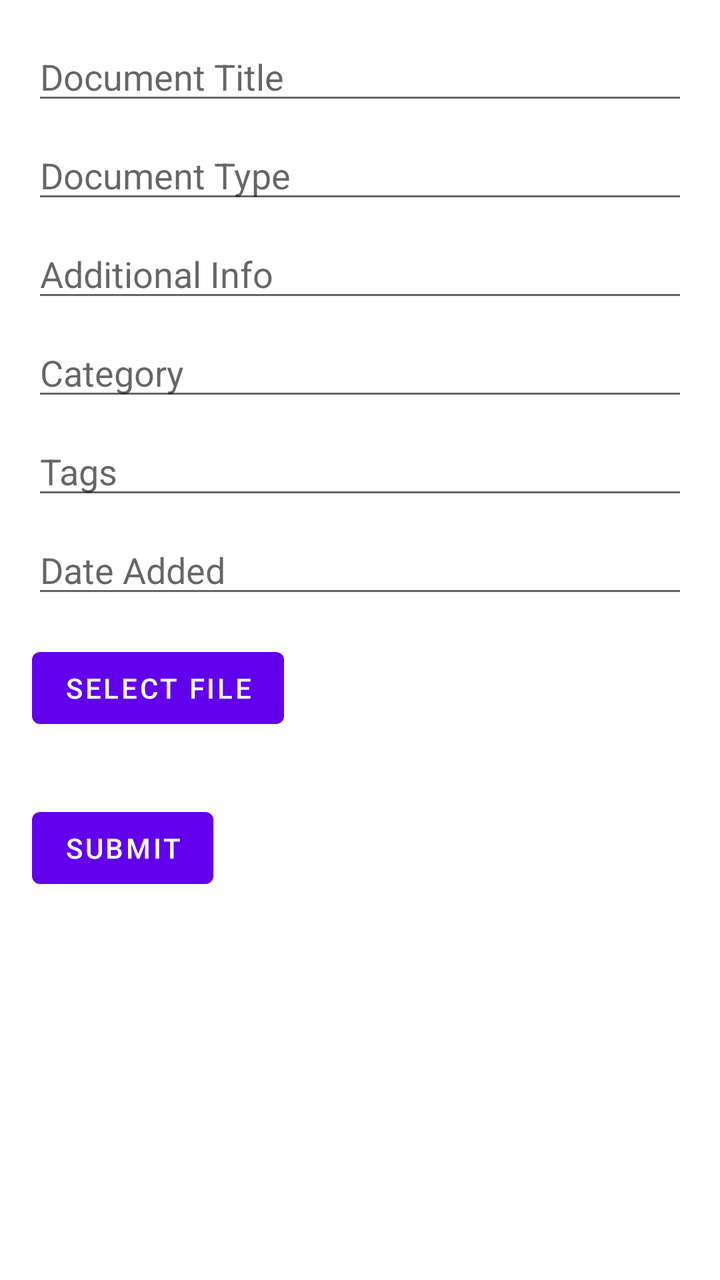
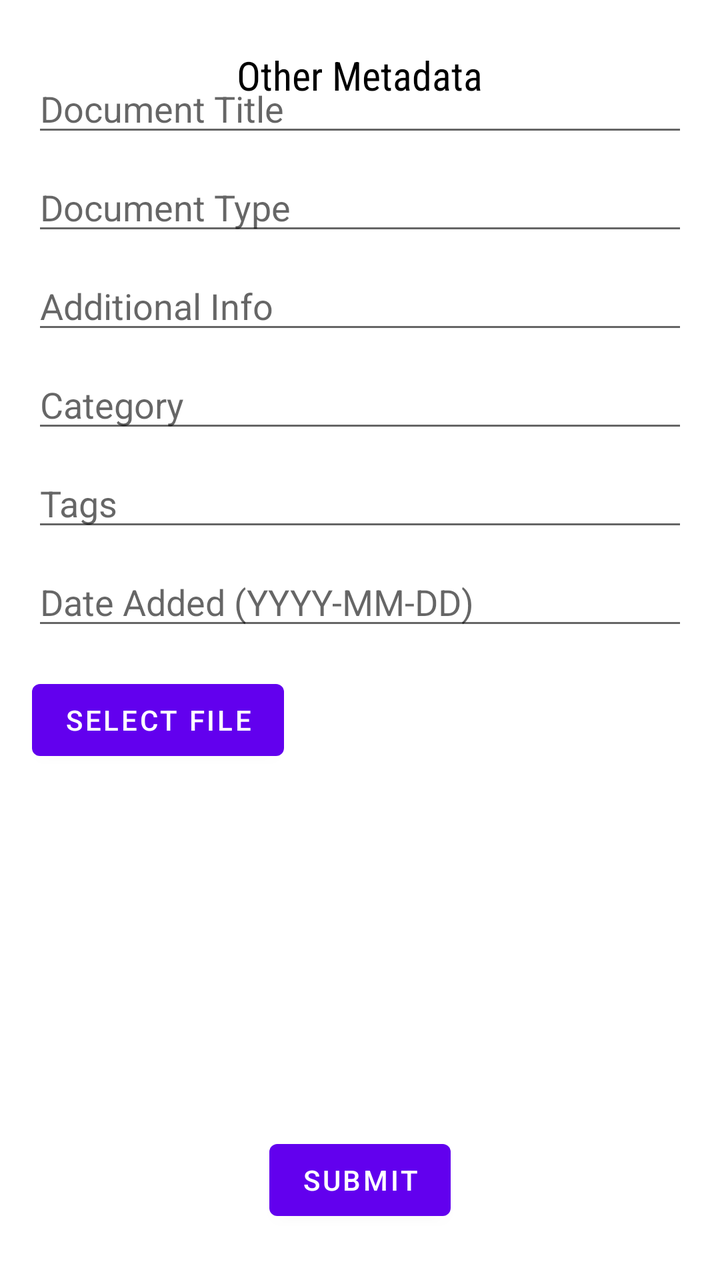

Two renders of the same Android screen: before a commit and after it. Below are the layout's source before the change and the commit's diff.
<!-- AndroidManifest.xml: application theme Theme.Docuvault -->
<!-- res/layout/activity_other_metadata.xml -->
<?xml version="1.0" encoding="utf-8"?>
<RelativeLayout xmlns:android="http://schemas.android.com/apk/res/android"
    android:layout_width="match_parent"
    android:layout_height="match_parent"
    android:padding="16dp">

    <EditText
        android:id="@+id/documentTitleEditText"
        android:layout_width="match_parent"
        android:layout_height="wrap_content"
        android:hint="Document Title"/>

    <EditText
        android:id="@+id/documentTypeEditText"
        android:layout_width="match_parent"
        android:layout_height="wrap_content"
        android:hint="Document Type"
        android:layout_below="@id/documentTitleEditText"
        android:layout_marginTop="8dp"/>

    <EditText
        android:id="@+id/additionalInfoEditText"
        android:layout_width="match_parent"
        android:layout_height="wrap_content"
        android:hint="Additional Info"
        android:layout_below="@id/documentTypeEditText"
        android:layout_marginTop="8dp"/>

    <EditText
        android:id="@+id/categoryEditText"
        android:layout_width="match_parent"
        android:layout_height="wrap_content"
        android:hint="Category"
        android:layout_below="@id/additionalInfoEditText"
        android:layout_marginTop="8dp"/>

    <EditText
        android:id="@+id/tagsEditText"
        android:layout_width="match_parent"
        android:layout_height="wrap_content"
        android:hint="Tags"
        android:layout_below="@id/categoryEditText"
        android:layout_marginTop="8dp"/>

    <EditText
        android:id="@+id/dateAddedEditText"
        android:layout_width="match_parent"
        android:layout_height="wrap_content"
        android:hint="Date Added"
        android:layout_below="@id/tagsEditText"
        android:layout_marginTop="8dp"/>

    <Button
        android:id="@+id/selectFileButton"
        android:layout_width="wrap_content"
        android:layout_height="wrap_content"
        android:text="Select File"
        android:layout_below="@id/dateAddedEditText"
        android:layout_marginTop="16dp"/>

    <ImageView
        android:id="@+id/selectedFileImageView"
        android:layout_width="wrap_content"
        android:layout_height="wrap_content"
        android:layout_below="@id/selectFileButton"
        android:layout_marginTop="16dp"
        android:contentDescription="Selected File"/>

    <Button
        android:id="@+id/submitMetadataButton"
        android:layout_width="wrap_content"
        android:layout_height="wrap_content"
        android:text="Submit"
        android:layout_below="@id/selectedFileImageView"
        android:layout_marginTop="16dp"/>
    <ProgressBar
        android:id="@+id/progressBar"
        android:layout_width="wrap_content"
        android:layout_height="wrap_content"
        android:layout_centerInParent="true"
        android:visibility="gone" />

</RelativeLayout>
<!-- resources referenced by this layout -->
<resources>
  <style name="Theme.Docuvault" parent="Theme.MaterialComponents.DayNight.DarkActionBar">
          
          <item name="colorPrimary">@color/purple_500</item>
          <item name="colorPrimaryVariant">@color/purple_700</item>
          <item name="colorOnPrimary">@color/white</item>
          
          <item name="colorSecondary">@color/teal_200</item>
          <item name="colorSecondaryVariant">@color/teal_700</item>
          <item name="colorOnSecondary">@color/black</item>
          
          <item name="android:statusBarColor">?attr/colorPrimaryVariant</item>
          
      </style>
  <color name="purple_500">#FF6200EE</color>
  <color name="purple_700">#FF3700B3</color>
  <color name="white">#FFFFFFFF</color>
  <color name="teal_200">#FF03DAC5</color>
  <color name="teal_700">#FF018786</color>
  <color name="black">#FF000000</color>
</resources>

<!-- the commit's change to res/layout/activity_other_metadata.xml (unified diff, before → after) -->
@@ -4,11 +4,23 @@
     android:layout_height="match_parent"
     android:padding="16dp">
 
+    <TextView
+        android:layout_width="wrap_content"
+        android:layout_height="wrap_content"
+        android:text="Other Metadata"
+        android:textSize="20sp"
+        android:textColor="@color/black"
+        android:layout_centerHorizontal="true"
+        android:layout_marginTop="8dp"
+        android:fontFamily="sans-serif-condensed"/>
+
     <EditText
         android:id="@+id/documentTitleEditText"
         android:layout_width="match_parent"
         android:layout_height="wrap_content"
-        android:hint="Document Title"/>
+        android:hint="Document Title"
+        android:layout_below="@id/titleText"
+        android:layout_marginTop="16dp"/>
 
     <EditText
         android:id="@+id/documentTypeEditText"
@@ -46,7 +58,7 @@
         android:id="@+id/dateAddedEditText"
         android:layout_width="match_parent"
         android:layout_height="wrap_content"
-        android:hint="Date Added"
+        android:hint="Date Added (YYYY-MM-DD)"
         android:layout_below="@id/tagsEditText"
         android:layout_marginTop="8dp"/>
 
@@ -60,11 +72,13 @@
 
     <ImageView
         android:id="@+id/selectedFileImageView"
-        android:layout_width="wrap_content"
-        android:layout_height="wrap_content"
+        android:layout_width="150dp"
+        android:layout_height="150dp"
+        android:maxWidth="200dp"
+        android:maxHeight="200dp"
         android:layout_below="@id/selectFileButton"
         android:layout_marginTop="16dp"
-        android:contentDescription="Selected File"/>
+        android:layout_centerHorizontal="true"/>
 
     <Button
         android:id="@+id/submitMetadataButton"
@@ -72,12 +86,15 @@
         android:layout_height="wrap_content"
         android:text="Submit"
         android:layout_below="@id/selectedFileImageView"
-        android:layout_marginTop="16dp"/>
+        android:layout_centerHorizontal="true"
+        android:layout_marginTop="16dp"
+        style="@style/ButtonStyle"/>
+
     <ProgressBar
         android:id="@+id/progressBar"
         android:layout_width="wrap_content"
         android:layout_height="wrap_content"
         android:layout_centerInParent="true"
-        android:visibility="gone" />
+        android:visibility="gone"/>
 
 </RelativeLayout>
